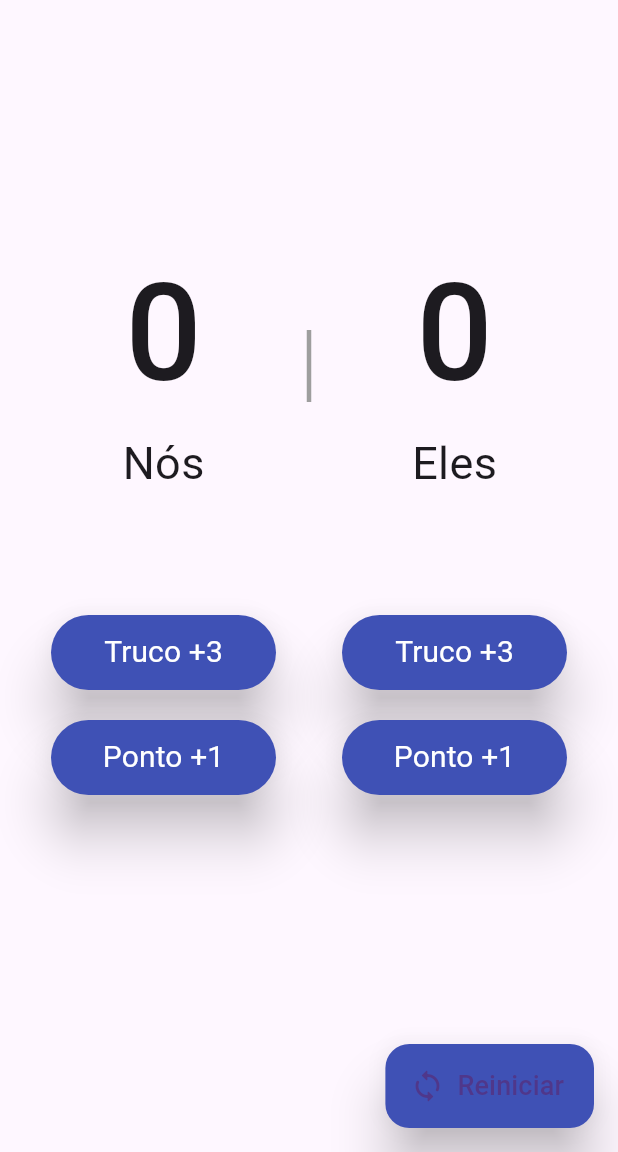
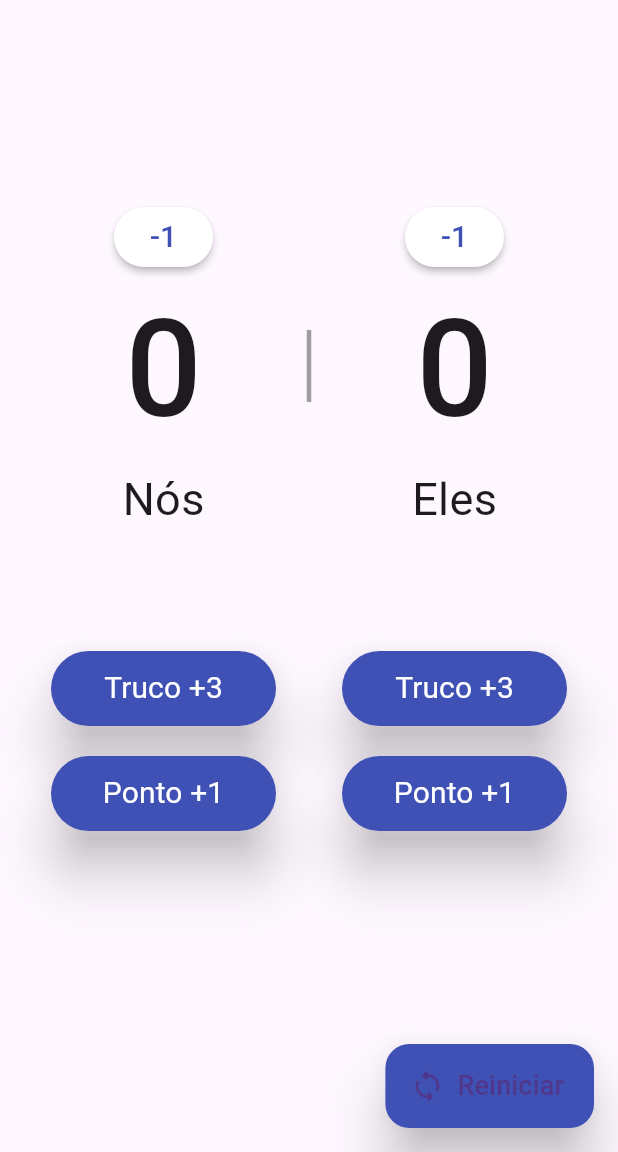
Before and after one commit to tavinhossaur/trucomkkkk-flutter, a Flutter app: the screen it shows after launch, on a phone screen of 412 x 824 dp, the part 84-1236 px from its top. Run offline on Flutter 3.47's test engine with Material 2 defaults, Android fonts, the phone set to English and light mode, and no system bars; our stand-ins replace modal_bottom_sheet.

Commit message:
adicionado a funcionalidade para remover pontos dos jogadores

```diff
--- a/lib/tela.dart
+++ b/lib/tela.dart
@@ -288,6 +288,31 @@ class _MyHomePageState extends State<MyHomePage> {
                 Column(
                   mainAxisAlignment: MainAxisAlignment.center,
                   children: <Widget>[
+                    ElevatedButton(
+                      onPressed: () {
+                        setState(() {
+                          _ptsNos > 0 ? _ptsNos-- : null;
+                          _desabilitadoNos ? _desabilitadoNos = false : null;
+                        });
+                      },
+                      style: ButtonStyle(
+                        backgroundColor: Tema.tema.value == Brightness.dark
+                            ? const MaterialStatePropertyAll(Color(0xFF202020))
+                            : const MaterialStatePropertyAll(Colors.white),
+                        shape: MaterialStateProperty.all(RoundedRectangleBorder(
+                            borderRadius: BorderRadius.circular(50))),
+                        elevation: MaterialStateProperty.all(2),
+                      ),
+                      child: Text(
+                        '-1',
+                        style: TextStyle(
+                            fontSize: 20,
+                            fontWeight: FontWeight.w500,
+                            color: Tema.tema.value == Brightness.dark
+                                ? Colors.white
+                                : Colors.indigo),
+                      ),
+                    ),
                     Text(
                       '$_ptsNos',
                       style: const TextStyle(
@@ -390,6 +415,31 @@ class _MyHomePageState extends State<MyHomePage> {
                   // horizontal).
                   mainAxisAlignment: MainAxisAlignment.center,
                   children: <Widget>[
+                    ElevatedButton(
+                      onPressed: () {
+                        setState(() {
+                          _ptsEles > 0 ? _ptsEles-- : null;
+                          _desabilitadoEles ? _desabilitadoEles = false : null;
+                        });
+                      },
+                      style: ButtonStyle(
+                        backgroundColor: Tema.tema.value == Brightness.dark
+                            ? const MaterialStatePropertyAll(Color(0xFF202020))
+                            : const MaterialStatePropertyAll(Colors.white),
+                        shape: MaterialStateProperty.all(RoundedRectangleBorder(
+                            borderRadius: BorderRadius.circular(50))),
+                        elevation: MaterialStateProperty.all(2),
+                      ),
+                      child: Text(
+                        '-1',
+                        style: TextStyle(
+                            fontSize: 20,
+                            fontWeight: FontWeight.w500,
+                            color: Tema.tema.value == Brightness.dark
+                                ? Colors.white
+                                : Colors.indigo),
+                      ),
+                    ),
                     Text(
                       '$_ptsEles',
                       style: const TextStyle(
```
